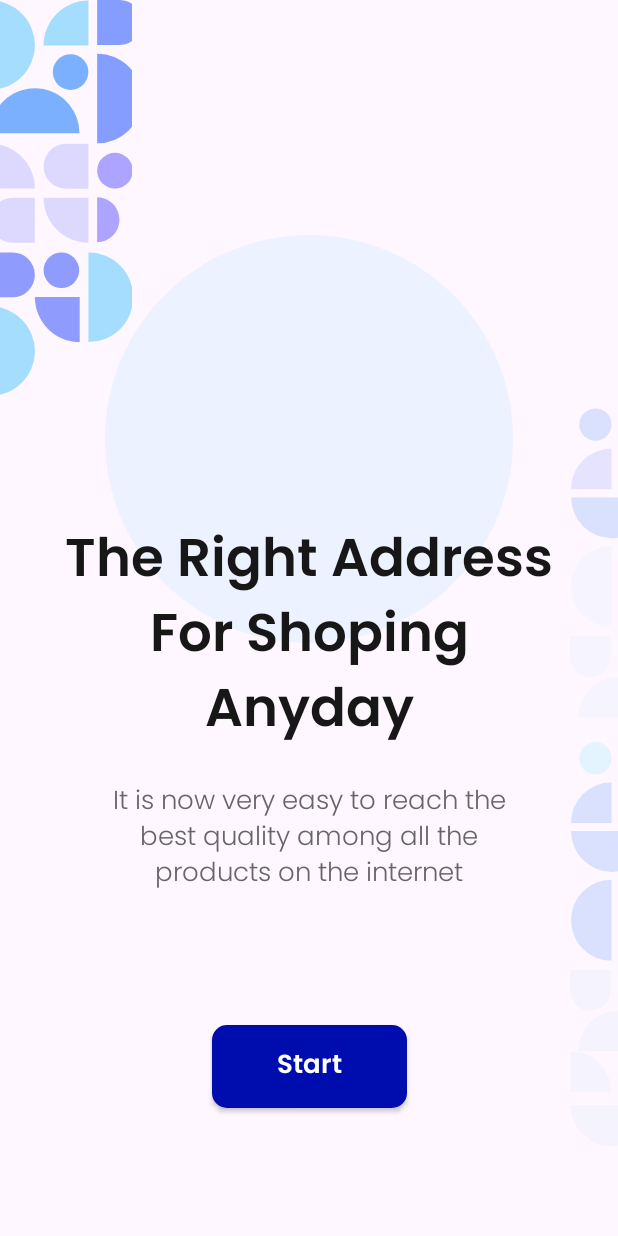
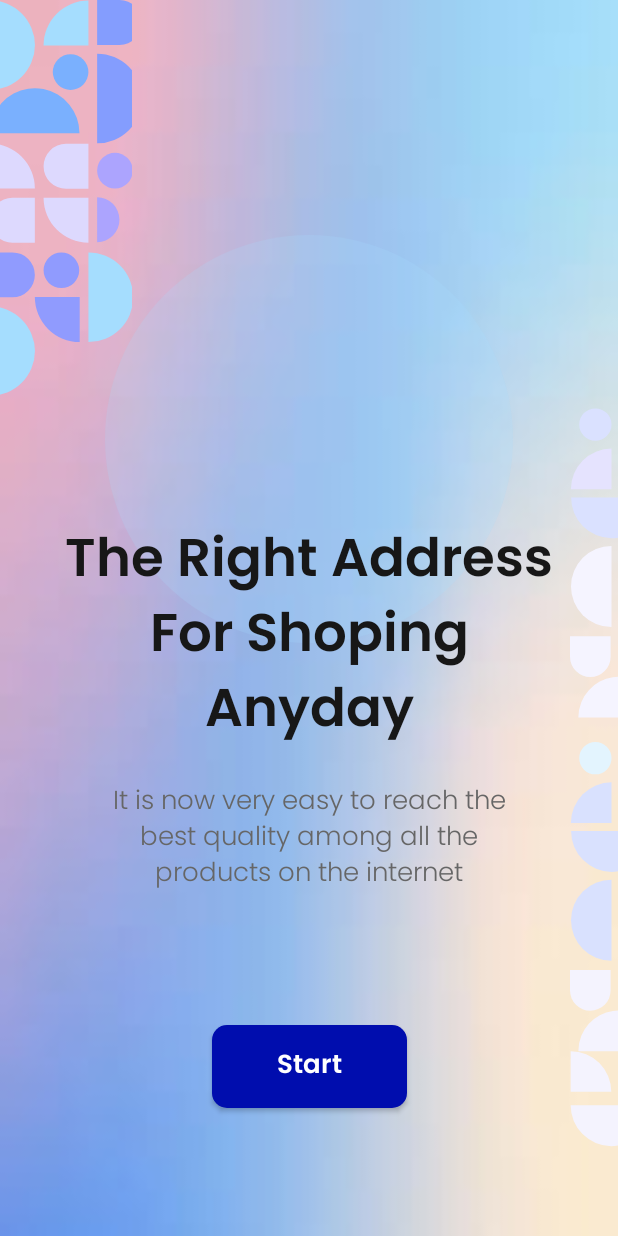
Before and after one commit to Sarthak20Shukla/Vikraya-An-Ecommerce-App, an Android app: the screen it shows after launch (LoginRegisterActivity), on a phone screen of 412 x 824 dp. Run offline under Robolectric (Android 15) with nearby library versions, the phone set to English and light mode, and no system bars; our stand-ins replace Dagger/Hilt's generated code, Firebase (no records; nobody signed in at launch, a user with empty details on screens opened directly).

Commit message:
19th Day

```diff
--- a/app/src/main/res/layout/fragment_introduction.xml
+++ b/app/src/main/res/layout/fragment_introduction.xml
@@ -2,7 +2,8 @@
 <androidx.constraintlayout.widget.ConstraintLayout xmlns:android="http://schemas.android.com/apk/res/android"
     xmlns:app="http://schemas.android.com/apk/res-auto"
     android:layout_width="match_parent"
-    android:layout_height="match_parent">
+    android:layout_height="match_parent"
+    android:background="@drawable/blury_background">
 
     <ImageView
         android:id="@+id/texture_left"
```
